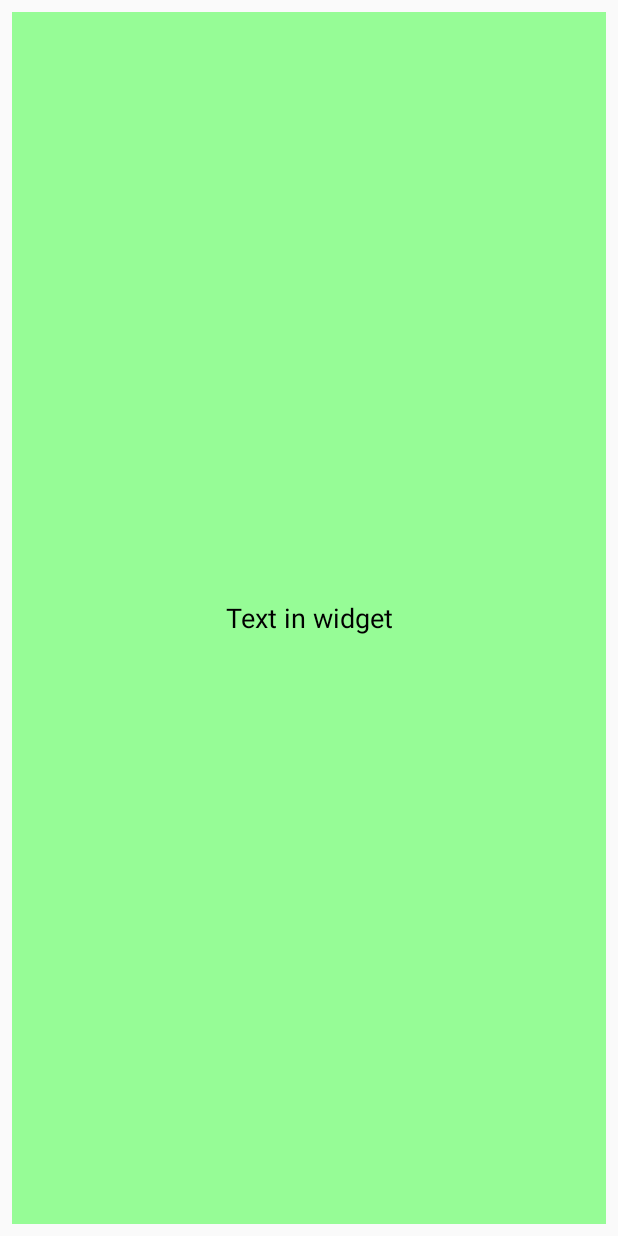
After one commit to Supsane/NotesDB, an Android app: the layout widget.xml on its own in the app's theme, with its tools: preview values and no code run, on a phone screen of 412 x 824 dp. The commit adds this screen. Run offline under Robolectric (Android 15) with nearby library versions, the phone set to English and light mode, and no system bars.

Commit message:
add  widget

```diff
--- /dev/null
+++ b/app/src/main/res/layout/widget.xml
@@ -0,0 +1,18 @@
+<?xml version="1.0" encoding="utf-8"?>
+<RelativeLayout
+    xmlns:android="http://schemas.android.com/apk/res/android"
+    android:layout_width="match_parent"
+    android:layout_height="match_parent"
+    android:orientation="vertical"
+    android:padding="8dp">
+    <TextView
+        android:id="@+id/tv"
+        android:layout_width="match_parent"
+        android:layout_height="match_parent"
+        android:background="#6600ff00"
+        android:gravity="center"
+        android:text="@string/widget_test_text"
+        android:textColor="#000"
+        android:textSize="18sp">
+    </TextView>
+</RelativeLayout>
--- a/app/src/main/res/values/strings.xml
+++ b/app/src/main/res/values/strings.xml
@@ -10,4 +10,6 @@
     <string name="notes_details_label">Details</string>
     <string name="dialog_title">Date of notes:</string>
     <string name="subtitle_format">%1$d notes</string>
+    <string name="widget_name">Notes List</string>
+    <string name="widget_test_text">Text in widget</string>
 </resources>
--- a/build.gradle
+++ b/build.gradle
@@ -5,7 +5,7 @@ buildscript {
         jcenter()
     }
     dependencies {
-        classpath 'com.android.tools.build:gradle:2.3.1'
+        classpath 'com.android.tools.build:gradle:2.3.2'
 
         // NOTE: Do not place your application dependencies here; they belong
         // in the individual module build.gradle files
```
Also changed, not shown: app/src/main/AndroidManifest.xml (+13 -0 lines), app/src/main/java/com/chashurin/notesdb/MyWidget.java (added, +41 -0 lines), app/src/main/res/xml/widget_metadata.xml (added, +7 -0 lines).
